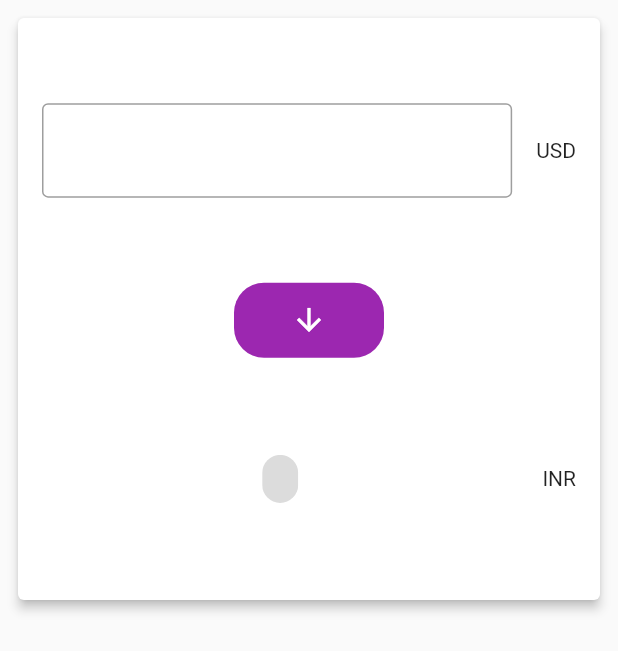
After one commit to devpravesh/Assignment-App, a Flutter app: the Currency screen opened directly, on a phone screen of 412 x 824 dp. The commit adds this screen. Shown: the top 651 px of the screen. Run offline on Flutter 3.47's test engine with Material 2 defaults, Android fonts, the phone set to English and light mode, and no system bars; our stand-ins replace fluttertoast, get, google_nav_bar, sqflite; accounts and stored records are empty; network calls fail.

Commit message:
added currency screens and some apis

```diff
--- /dev/null
+++ b/lib/model/codesmodel.dart
@@ -0,0 +1,44 @@
+// To parse this JSON data, do
+//
+//     final codesModel = codesModelFromJson(jsonString);
+
+import 'dart:convert';
+
+CodesModel codesModelFromJson(String str) =>
+    CodesModel.fromJson(json.decode(str));
+
+String codesModelToJson(CodesModel data) => json.encode(data.toJson());
+
+class CodesModel {
+  CodesModel({
+    this.result,
+    this.documentation,
+    this.termsOfUse,
+    this.supportedCodes,
+  });
+
+  String? result;
+  String? documentation;
+  String? termsOfUse;
+  List<List<String>>? supportedCodes;
+
+  factory CodesModel.fromJson(Map<String, dynamic> json) => CodesModel(
+        result: json["result"],
+        documentation: json["documentation"],
+        termsOfUse: json["terms_of_use"],
+        supportedCodes: json["supported_codes"] == null
+            ? []
+            : List<List<String>>.from(json["supported_codes"]!
+                .map((x) => List<String>.from(x.map((x) => x)))),
+      );
+
+  Map<String, dynamic> toJson() => {
+        "result": result,
+        "documentation": documentation,
+        "terms_of_use": termsOfUse,
+        "supported_codes": supportedCodes == null
+            ? []
+            : List<dynamic>.from(supportedCodes!
+                .map((x) => List<dynamic>.from(x.map((x) => x)))),
+      };
+}
--- /dev/null
+++ b/lib/views/currency.dart
@@ -0,0 +1,157 @@
+import 'dart:convert';
+
+import 'package:assignment_app/controller/dashboardcontroller.dart';
+import 'package:flutter/material.dart';
+import 'package:get/get.dart';
+import 'package:http/http.dart' as http;
+
+class Currency extends StatefulWidget {
+  const Currency({super.key});
+
+  @override
+  State<Currency> createState() => _CurrencyState();
+}
+
+class _CurrencyState extends State<Currency> {
+  final _controller = Get.find<DashboardController>();
+  final fromTextController = TextEditingController();
+  List<String>? currencies;
+  String fromCurrency = "USD";
+  String toCurrency = "GBP";
+  String? result;
+
+  @override
+  void initState() {
+    super.initState();
+    // _loadCurrencies();
+  }
+
+  Future<String> _loadCurrencies() async {
+    String uri =
+        "https://v6.exchangerate-api.com/v6/ef90923589e16cbb2995f9ff/codes";
+    var response =
+        await http.get(Uri.parse(uri), headers: {"Accept": "application/json"});
+    var responseBody = json.decode(response.body);
+    Map curMap = responseBody['supported_codes'];
+    currencies = curMap.keys.cast<String>().toList();
+    setState(() {});
+    print(currencies);
+    return "Success";
+  }
+
+  void _doConversion(var value) async {
+    // https://v6.exchangerate-api.com/v6/ef90923589e16cbb2995f9ff/pair/EUR/GBP/1
+    String uri =
+        "https://v6.exchangerate-api.com/v6/ef90923589e16cbb2995f9ff/pair/USD/INR/$value";
+    var response =
+        await http.get(Uri.parse(uri), headers: {"Accept": "application/json"});
+    var responseBody = json.decode(response.body);
+    setState(() {
+      result = responseBody["conversion_result"].toString();
+    });
+    print(result);
+    // return "Success";
+  }
+
+  _onFromChanged(String value) {
+    setState(() {
+      fromCurrency = value;
+    });
+  }
+
+  _onToChanged(String value) {
+    setState(() {
+      toCurrency = value;
+    });
+  }
+
+  @override
+  Widget build(BuildContext context) {
+    //_controller.codes[0].supportedCodes![2][0].toString()
+    return Scaffold(
+      body:
+          // currencies == null
+          //     ? Center(child: CircularProgressIndicator())
+          //     :
+          Container(
+        height: MediaQuery.of(context).size.height / 2,
+        width: MediaQuery.of(context).size.width,
+        child: Padding(
+          padding: const EdgeInsets.all(8.0),
+          child: Card(
+            elevation: 3.0,
+            child: Column(
+              mainAxisAlignment: MainAxisAlignment.spaceEvenly,
+              children: <Widget>[
+                ListTile(
+                    title: TextField(
+                      // controller: fromTextController,
+                      decoration: InputDecoration(border: OutlineInputBorder()),
+                      onChanged: (value) {
+                        fromTextController.text = value;
+                      },
+                      style: TextStyle(fontSize: 20.0, color: Colors.black),
+                      keyboardType:
+                          TextInputType.numberWithOptions(decimal: true),
+                    ),
+                    trailing: Text("USD")
+                    // _buildDropDownButton(fromCurrency),
+                    ),
+                GestureDetector(
+                  onTap: () => _doConversion(fromTextController.text),
+                  child: Container(
+                    height: 50,
+                    width: 100,
+                    decoration: BoxDecoration(
+                        color: Colors.purple,
+                        borderRadius: BorderRadius.circular(20)),
+                    child: const Icon(
+                      Icons.arrow_downward,
+                      color: Colors.white,
+                    ),
+
+                    // ),
+                  ),
+                ),
+                ListTile(
+                    title: Chip(
+                      label: result != null
+                          ? Text(
+                              "$result",
+                            )
+                          : Text(""),
+                    ),
+                    trailing: Text("INR")
+                    // _buildDropDownButton(toCurrency),
+                    ),
+              ],
+            ),
+          ),
+        ),
+      ),
+    );
+  }
+
+  Widget _buildDropDownButton(String currencyCategory) {
+    return DropdownButton(
+      value: currencyCategory,
+      items: currencies!
+          .map((String value) => DropdownMenuItem(
+                value: value,
+                child: Row(
+                  children: <Widget>[
+                    Text(value),
+                  ],
+                ),
+              ))
+          .toList(),
+      onChanged: (String? value) {
+        if (currencyCategory == fromCurrency) {
+          _onFromChanged(value!);
+        } else {
+          _onToChanged(value!);
+        }
+      },
+    );
+  }
+}
```
Also changed, not shown: lib/controller/dashboardcontroller.dart (+12 -0 lines), lib/model/hoqwartsModel.dart (+81 -81 lines), lib/services/services.dart (+33 -2 lines), lib/views/characterdetail.dart (added, +172 -0 lines), lib/views/dashboard.dart (+4 -3 lines), lib/views/hoqwartcharacters.dart (+15 -1 lines).
